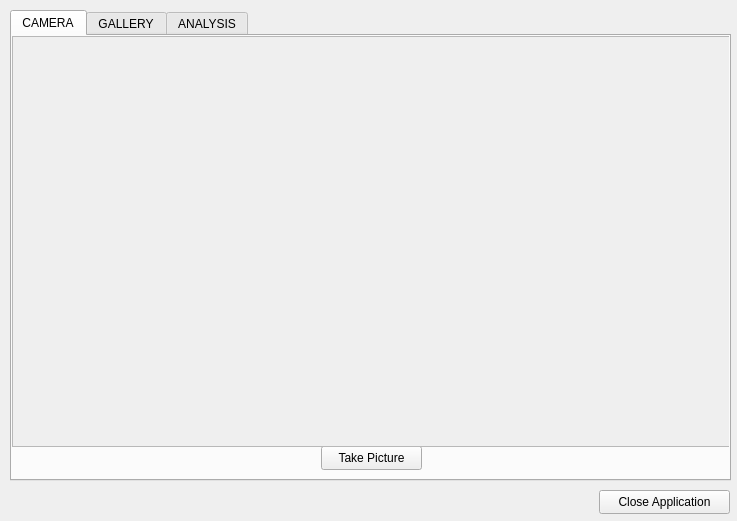
Before: the Qt Designer form qtExamples/QtFaceRecognition/widget.ui in DarkSector/qt-project, drawn with Qt 5.
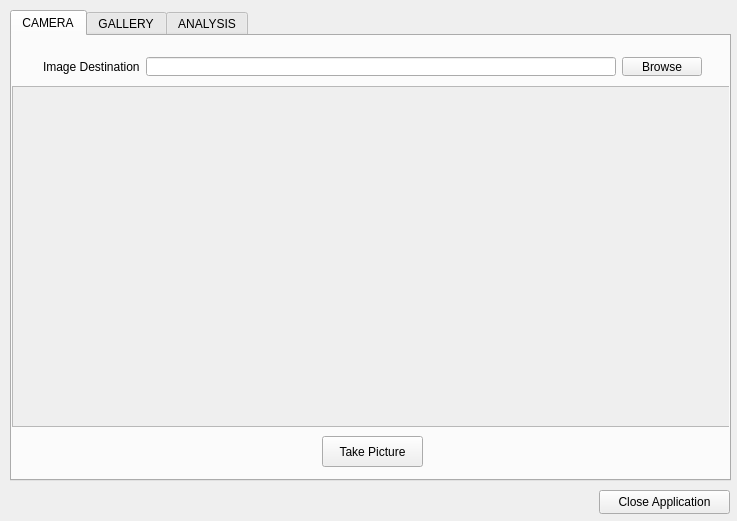
After: the same form once the commit is applied. The open tabs and pages were chosen to show the change.

Commit message: Added new scrollview and a new field so that destination path can be set

```diff
--- a/qtExamples/QtFaceRecognition/widget.ui
+++ b/qtExamples/QtFaceRecognition/widget.ui
@@ -32,10 +32,10 @@
     <widget class="QPushButton" name="pushButton_2">
      <property name="geometry">
       <rect>
-       <x>309</x>
-       <y>410</y>
+       <x>310</x>
+       <y>400</y>
        <width>101</width>
-       <height>24</height>
+       <height>31</height>
       </rect>
      </property>
      <property name="text">
@@ -46,9 +46,9 @@
      <property name="geometry">
       <rect>
        <x>0</x>
-       <y>0</y>
+       <y>50</y>
        <width>721</width>
-       <height>411</height>
+       <height>341</height>
       </rect>
      </property>
      <property name="widgetResizable">
@@ -60,11 +60,40 @@
         <x>0</x>
         <y>0</y>
         <width>719</width>
-        <height>409</height>
+        <height>339</height>
        </rect>
       </property>
      </widget>
     </widget>
+    <widget class="QWidget" name="">
+     <property name="geometry">
+      <rect>
+       <x>20</x>
+       <y>10</y>
+       <width>681</width>
+       <height>41</height>
+      </rect>
+     </property>
+     <layout class="QHBoxLayout" name="horizontalLayout">
+      <item>
+       <widget class="QLabel" name="imageDestinationField">
+        <property name="text">
+         <string>Image Destination</string>
+        </property>
+       </widget>
+      </item>
+      <item>
+       <widget class="QLineEdit" name="pathField"/>
+      </item>
+      <item>
+       <widget class="QPushButton" name="browseButton">
+        <property name="text">
+         <string>Browse</string>
+        </property>
+       </widget>
+      </item>
+     </layout>
+    </widget>
    </widget>
    <widget class="QWidget" name="galleryTab">
     <attribute name="title">
```
Left out of the diff: 41 changed lines with no effect on the pictures.
